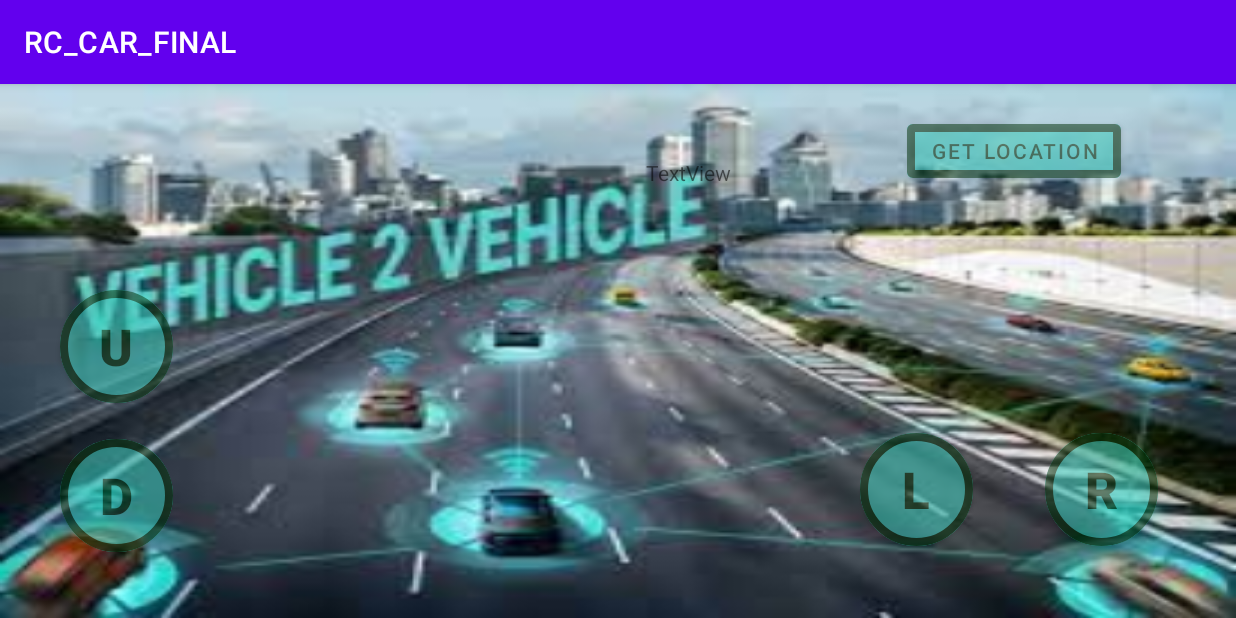
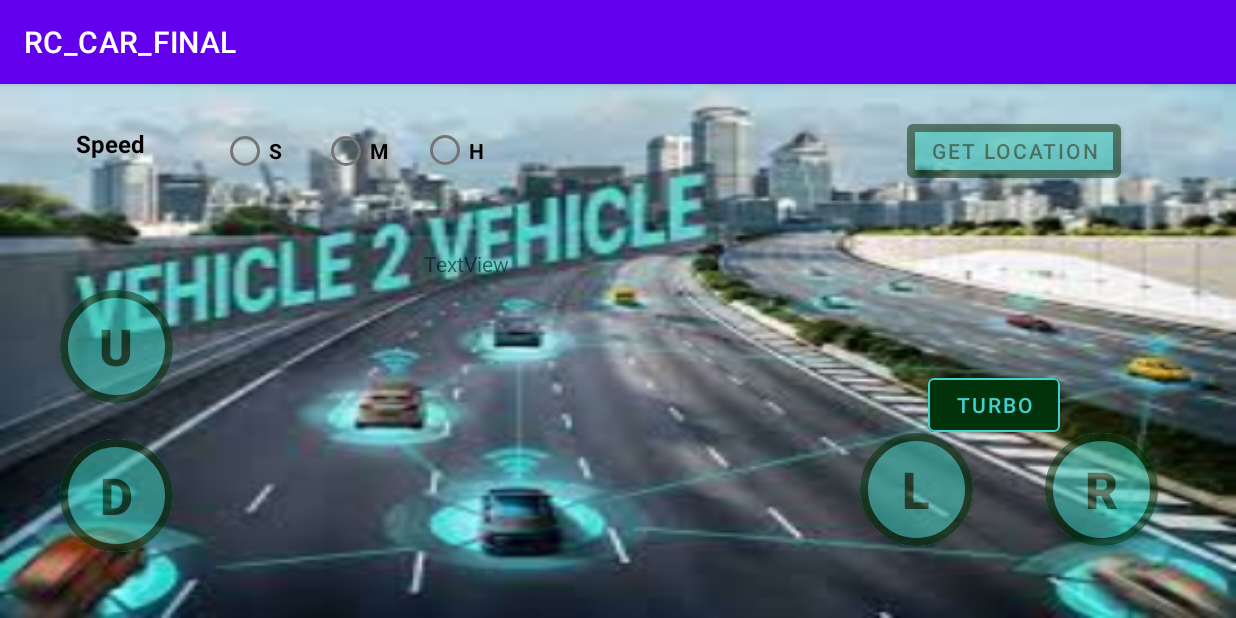
Before and after one commit to Mo3az99/Graduation-Project-V2V, an Android app: the MainActivity2 screen opened directly, with no data from a screen before it, on a phone screen of 824 x 412 dp (held sideways). Run offline under Robolectric (Android 15) with nearby library versions, the phone set to English and light mode, and no system bars.

Commit message:
updating the android UI for Speed Buttons

```diff
--- a/RC_CAR_FINAL/app/src/main/res/layout/activity_main2.xml
+++ b/RC_CAR_FINAL/app/src/main/res/layout/activity_main2.xml
@@ -10,12 +10,12 @@
         android:id="@+id/textView3"
         android:layout_width="229dp"
         android:layout_height="114dp"
-        android:layout_marginEnd="164dp"
+        android:layout_marginEnd="312dp"
         android:text="TextView"
         app:layout_constraintBottom_toBottomOf="parent"
         app:layout_constraintEnd_toEndOf="parent"
         app:layout_constraintTop_toTopOf="parent"
-        app:layout_constraintVertical_bias="0.205" />
+        app:layout_constraintVertical_bias="0.454" />
 
     <Button
         android:id="@+id/UP"
@@ -123,4 +123,70 @@
         app:strokeColor="#023209"
         app:strokeWidth="5dp" />
 
+    <TextView
+        android:id="@+id/textView"
+        android:layout_width="wrap_content"
+        android:layout_height="wrap_content"
+        android:text="Speed"
+        android:textColor="#020000"
+        android:textSize="16sp"
+        android:textStyle="bold"
+        app:layout_constraintBottom_toBottomOf="parent"
+        app:layout_constraintEnd_toStartOf="@+id/radioGroup2"
+        app:layout_constraintStart_toStartOf="parent"
+        app:layout_constraintTop_toTopOf="parent"
+        app:layout_constraintVertical_bias="0.086" />
+
+    <RadioGroup
+        android:id="@+id/radioGroup2"
+        android:layout_width="232dp"
+        android:layout_height="50dp"
+        android:orientation="horizontal"
+        app:layout_constraintBottom_toBottomOf="parent"
+        app:layout_constraintEnd_toStartOf="@+id/Location"
+        app:layout_constraintHorizontal_bias="0.396"
+        app:layout_constraintStart_toStartOf="parent"
+        app:layout_constraintTop_toTopOf="parent"
+        app:layout_constraintVertical_bias="0.063">
+
+        <RadioButton
+            android:id="@+id/radioButton"
+            android:layout_width="67dp"
+            android:layout_height="48dp"
+            android:text="S"
+            android:textColor="#000000"
+            android:textStyle="bold" />
+
+        <RadioButton
+            android:id="@+id/radioButton2"
+            android:layout_width="66dp"
+            android:layout_height="48dp"
+            android:text="M"
+            android:textColor="#000000"
+            android:textStyle="bold" />
+
+        <RadioButton
+            android:id="@+id/radioButton3"
+            android:layout_width="69dp"
+            android:layout_height="match_parent"
+            android:text="H"
+            android:textStyle="bold" />
+    </RadioGroup>
+
+    <Button
+        android:id="@+id/button"
+        android:layout_width="wrap_content"
+        android:layout_height="wrap_content"
+        android:backgroundTint="#023209"
+        android:text="Turbo"
+        android:textColor="#40D0D0"
+        app:layout_constraintBottom_toBottomOf="parent"
+        app:layout_constraintEnd_toEndOf="parent"
+        app:layout_constraintHorizontal_bias="0.841"
+        app:layout_constraintStart_toStartOf="parent"
+        app:layout_constraintTop_toBottomOf="@+id/Location"
+        app:layout_constraintVertical_bias="0.506"
+        app:strokeColor="#40D0D0"
+        app:strokeWidth="1dp" />
+
 </androidx.constraintlayout.widget.ConstraintLayout>
```
